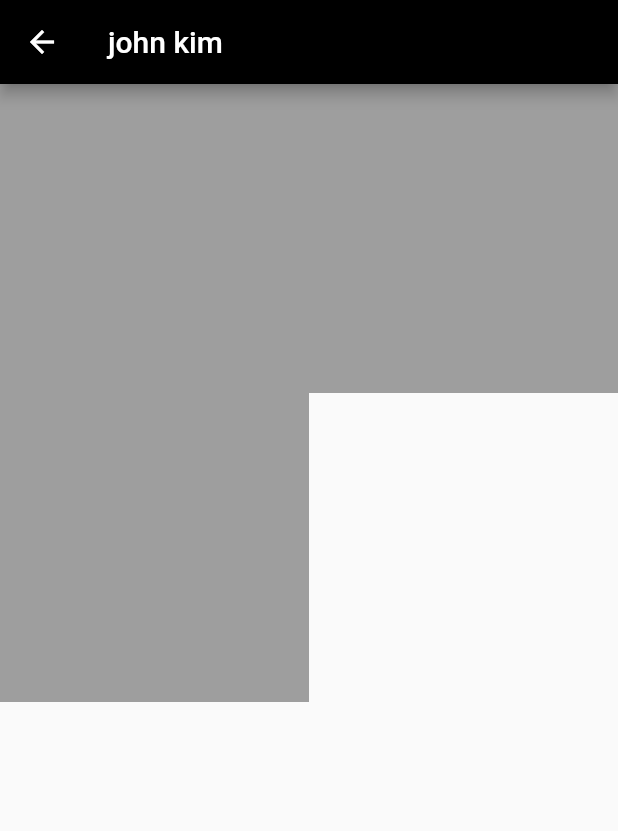
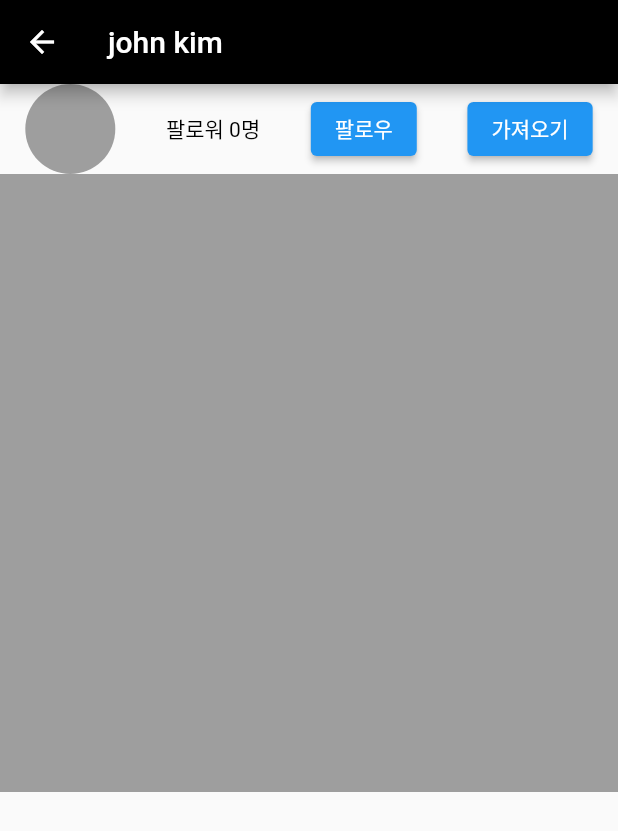
Before and after one commit to jaehee21232/flutter_upload_test, a Flutter app: the Profile screen opened directly, on a phone screen of 412 x 824 dp. Shown: the top 831 px of the screen. Run offline on Flutter 3.47's test engine with Material 2 defaults, Android fonts, the phone set to English and light mode, and no system bars; our stand-ins replace image_picker, shared_preferences; accounts and stored records are empty; network calls fail.

Commit message:
Sliver 만들기

```diff
--- a/lib/page/Profile.dart
+++ b/lib/page/Profile.dart
@@ -11,15 +11,21 @@ class Profile extends StatelessWidget {
         appBar: AppBar(
           title: Text(context.watch<UserName>().name),
         ),
-        body: GridView.builder(
-          gridDelegate:
-              SliverGridDelegateWithFixedCrossAxisCount(crossAxisCount: 2),
-          itemBuilder: (c, i) {
-            return Container(
-              color: Colors.grey,
-            );
-          },
-          itemCount: 3,
+        body: CustomScrollView(
+          slivers: [
+            SliverToBoxAdapter(
+              child: ProfileHeader(),
+            ),
+            SliverGrid(
+              delegate: SliverChildBuilderDelegate(
+                  (c, i) => Container(
+                        color: Colors.grey,
+                      ),
+                  childCount: 9),
+              gridDelegate:
+                  SliverGridDelegateWithFixedCrossAxisCount(crossAxisCount: 3),
+            )
+          ],
         ));
   }
 }
```
